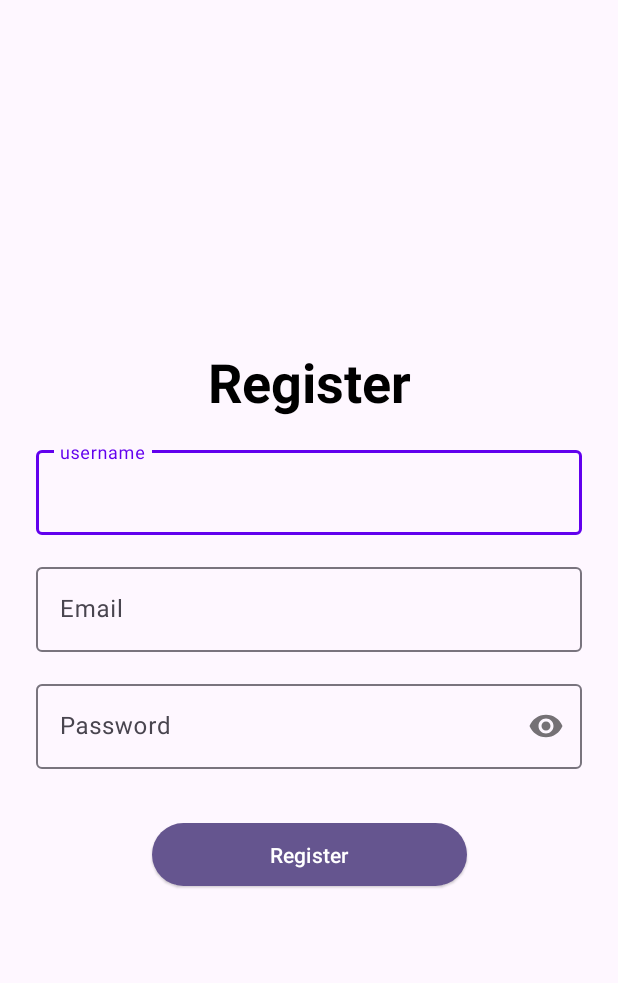
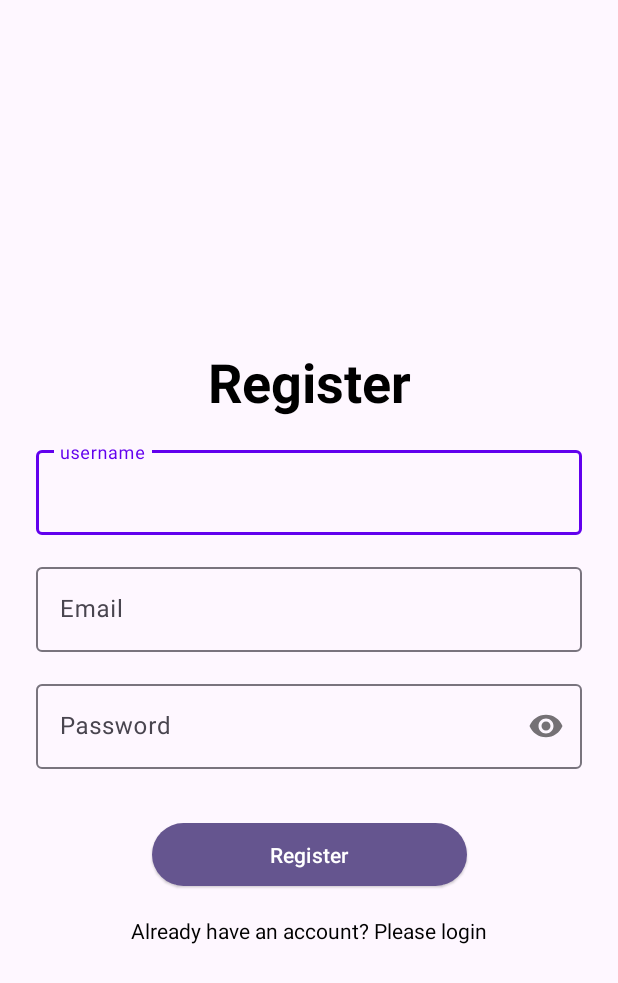
Before and after one commit to FallAPI/PaperTrail-App, an Android app: the screen it shows after launch (RegisterActivity), on a phone screen of 412 x 824 dp. Shown: the top 983 px of the screen. Run offline under Robolectric (Android 15) with nearby library versions, the light colour scheme and no system bars.

Commit message:
add: link for skip to register or login

```diff
--- a/app/src/main/java/com/group2/papertrail/ui/auth/RegisterActivity.java
+++ b/app/src/main/java/com/group2/papertrail/ui/auth/RegisterActivity.java
@@ -28,6 +28,8 @@ public class RegisterActivity extends AppCompatActivity {
         userDAO = new UserDAO(this);
 
         binding.btnRegister.setOnClickListener(v -> registerUser());
+
+        binding.LoginLink.setOnClickListener(v -> navigateToLogin());
 
     }
 
--- a/app/src/main/res/layout/activity_register.xml
+++ b/app/src/main/res/layout/activity_register.xml
@@ -91,5 +91,20 @@
         app:layout_constraintStart_toStartOf="parent"
         app:layout_constraintTop_toBottomOf="@+id/textInputPassword" />
 
+    <TextView
+        android:id="@+id/LoginLink"
+        android:layout_width="wrap_content"
+        android:layout_height="wrap_content"
+        android:layout_marginTop="16dp"
+        android:text="Already have an account? Please login"
+        android:textColor="@color/black"
+        android:textSize="14sp"
+        android:clickable="true"
+        android:focusable="true"
+        app:layout_constraintTop_toBottomOf="@id/btnRegister"
+        app:layout_constraintEnd_toEndOf="parent"
+        app:layout_constraintStart_toStartOf="parent"
+        />
+
 
 </androidx.constraintlayout.widget.ConstraintLayout>
```
Also changed, not shown: app/src/main/java/com/group2/papertrail/ui/auth/LoginActivity.java (+8 -5 lines), app/src/main/res/layout/activity_login.xml (+15 -0 lines).
